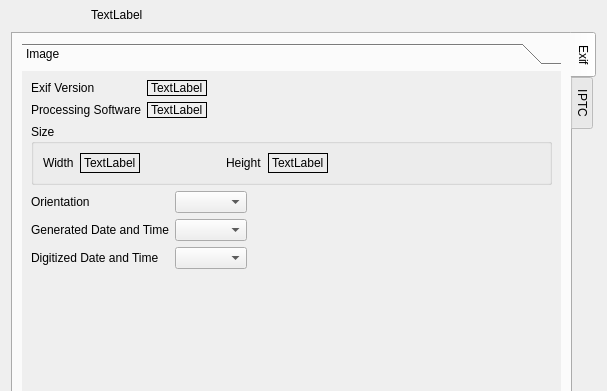
First picture: the form in dialogs/metadatadialog.ui, repository marek629/SIR, before the edit; both pictures show x 0 to 607 and y 0 to 391 of the 607 by 573 pixel window.
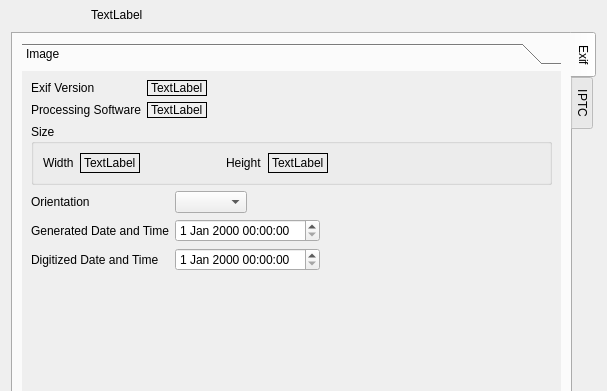
Second picture: the form after the edit. The open tabs and pages were chosen to show the change. Icons and pictures are not drawn. Custom widgets are drawn as their Qt base class.

Commit message: exif QDateTimeEditor in place of HistoryComboBox, connect Exif & IPTC date time editors

```diff
--- a/dialogs/metadatadialog.ui
+++ b/dialogs/metadatadialog.ui
@@ -228,35 +228,15 @@
             </widget>
            </item>
            <item>
-            <layout class="QHBoxLayout" name="horizontalLayout_2">
-             <item>
-              <layout class="QVBoxLayout" name="exifDateVerticalLayout">
-               <item>
-                <widget class="QLabel" name="label_9">
-                 <property name="text">
-                  <string>Orientation</string>
-                 </property>
-                </widget>
-               </item>
-               <item>
+            <layout class="QGridLayout" name="gridLayout_4">
+             <item row="1" column="0">
                 <widget class="QLabel" name="label">
                  <property name="text">
                   <string>Generated Date and Time</string>
                  </property>
                 </widget>
                </item>
-               <item>
-                <widget class="QLabel" name="label_3">
-                 <property name="text">
-                  <string>Digitized Date and Time</string>
-                 </property>
-                </widget>
-               </item>
-              </layout>
-             </item>
-             <item>
-              <layout class="QVBoxLayout" name="verticalLayout_11">
-               <item>
+             <item row="0" column="1">
                 <widget class="QComboBox" name="exifOrientationComboBox">
                  <property name="sizePolicy">
                   <sizepolicy hsizetype="Maximum" vsizetype="Fixed">
@@ -266,15 +246,27 @@
                  </property>
                 </widget>
                </item>
-               <item>
-                <widget class="HistoryComboBox" name="exifOriginalDateComboBox"/>
-               </item>
-               <item>
-                <widget class="HistoryComboBox" name="exifDigitizedDateComboBox"/>
-               </item>
-              </layout>
+             <item row="0" column="0">
+              <widget class="QLabel" name="label_9">
+               <property name="text">
+                <string>Orientation</string>
+               </property>
+              </widget>
+             </item>
+             <item row="2" column="1">
+              <widget class="QDateTimeEdit" name="exifDigitizedDateTimeEdit"/>
+             </item>
+             <item row="1" column="1">
+              <widget class="QDateTimeEdit" name="exifOriginalDateTimeEdit"/>
              </item>
-             <item>
+             <item row="2" column="0">
+              <widget class="QLabel" name="label_3">
+               <property name="text">
+                <string>Digitized Date and Time</string>
+               </property>
+              </widget>
+             </item>
+             <item row="1" column="2">
               <spacer name="horizontalSpacer">
                <property name="orientation">
                 <enum>Qt::Horizontal</enum>
```
Left out of the diff: 12 changed lines with no effect on the pictures. Lines whose indentation alone changed are shown as unchanged. The commit also changes 3 other files.
